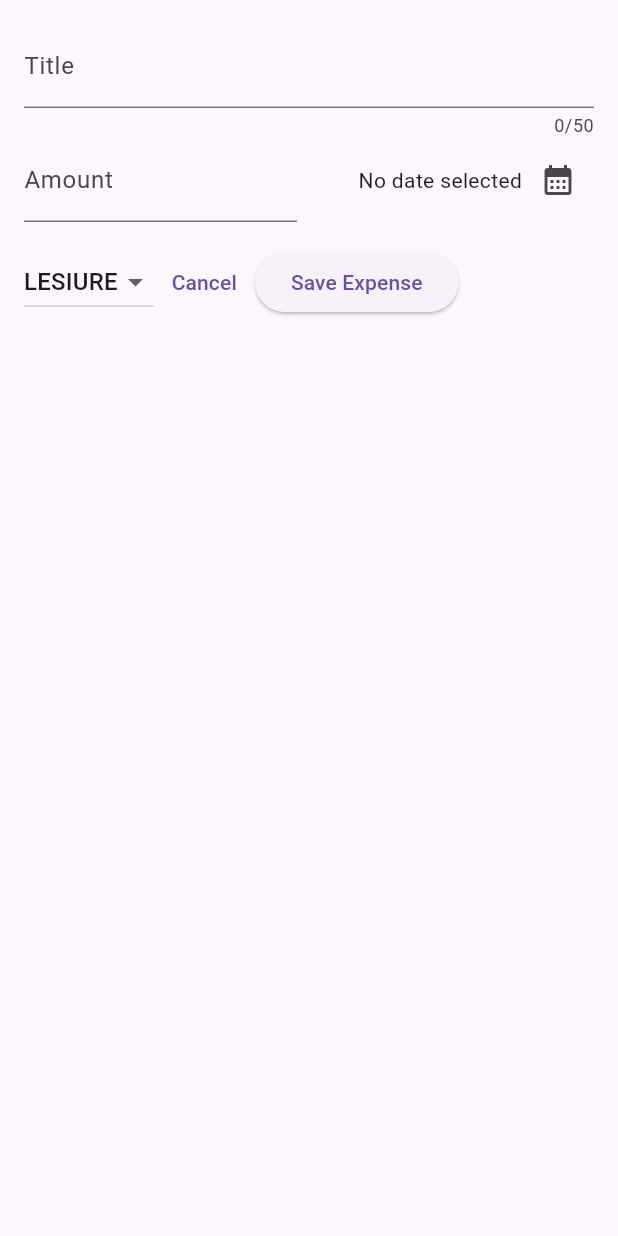
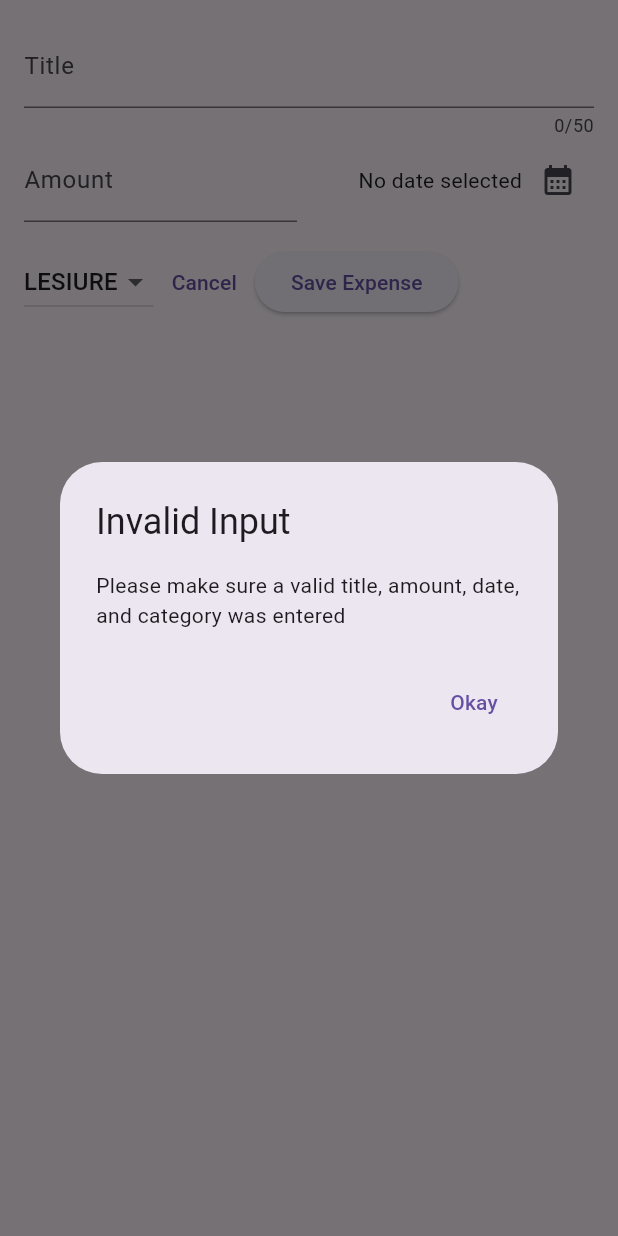
Before and after one commit to ashutosh1234ojha/AdvanceBasicFlutter, a Flutter app: the NewExpense widget shown alone on an empty page, opened directly, after a tap on "Save Expense", on a phone screen of 412 x 824 dp. Run offline on Flutter 3.47's test engine with Material 3 defaults, Android fonts, the phone set to English and light mode, and no system bars.

Commit message:
validation added

```diff
--- a/lib/widgets/new_expense.dart
+++ b/lib/widgets/new_expense.dart
@@ -29,6 +29,35 @@
     setState(() {
       _selectedDate = pickedDate;
     });
+  }
+
+  void _submitExpenseData() {
+    final enteredAmount = double.tryParse(_amountController.text);
+    final amountIsInvalid = enteredAmount == null || enteredAmount <= 0;
+
+    if (_titleController.text.trim().isEmpty ||
+        amountIsInvalid ||
+        _selectedDate == null) {
+      showDialog(
+        context: context,
+        builder:
+            (ctx) => AlertDialog(
+              title: Text("Invalid Input"),
+              content: Text(
+                "Please make sure a valid title, amount, date, and category was entered ",
+              ),
+              actions: [
+                TextButton(
+                  onPressed: () {
+                    Navigator.pop(ctx);
+                  },
+                  child: Text("Okay"),
+                ),
+              ],
+            ),
+      );
+      return;
+    }
   }
 
   @override
@@ -112,7 +141,7 @@
               ),
               ElevatedButton(
                 onPressed: () {
-                  print(_titleController.text);
+                  _submitExpenseData();
                 },
                 child: Text("Save Expense"),
               ),
```
Also changed, not shown: 4 other files.
